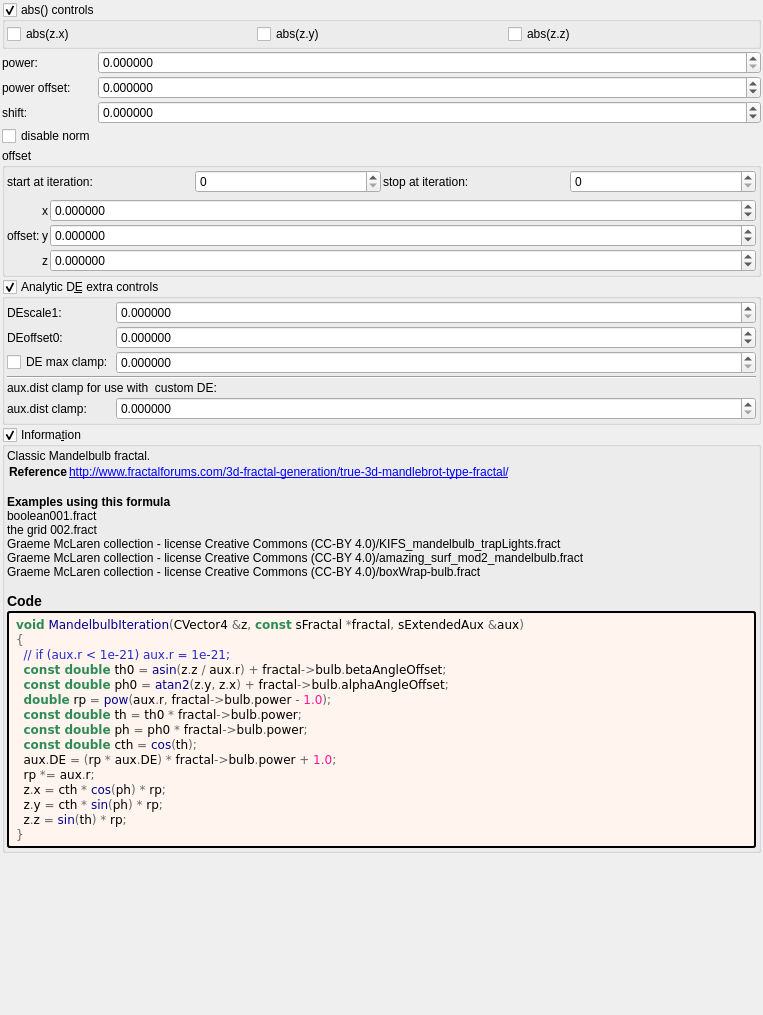
First picture: the form in mandelbulber2/formula/ui/mandelnest.ui, repository buddhi1980/mandelbulber2, before the edit.
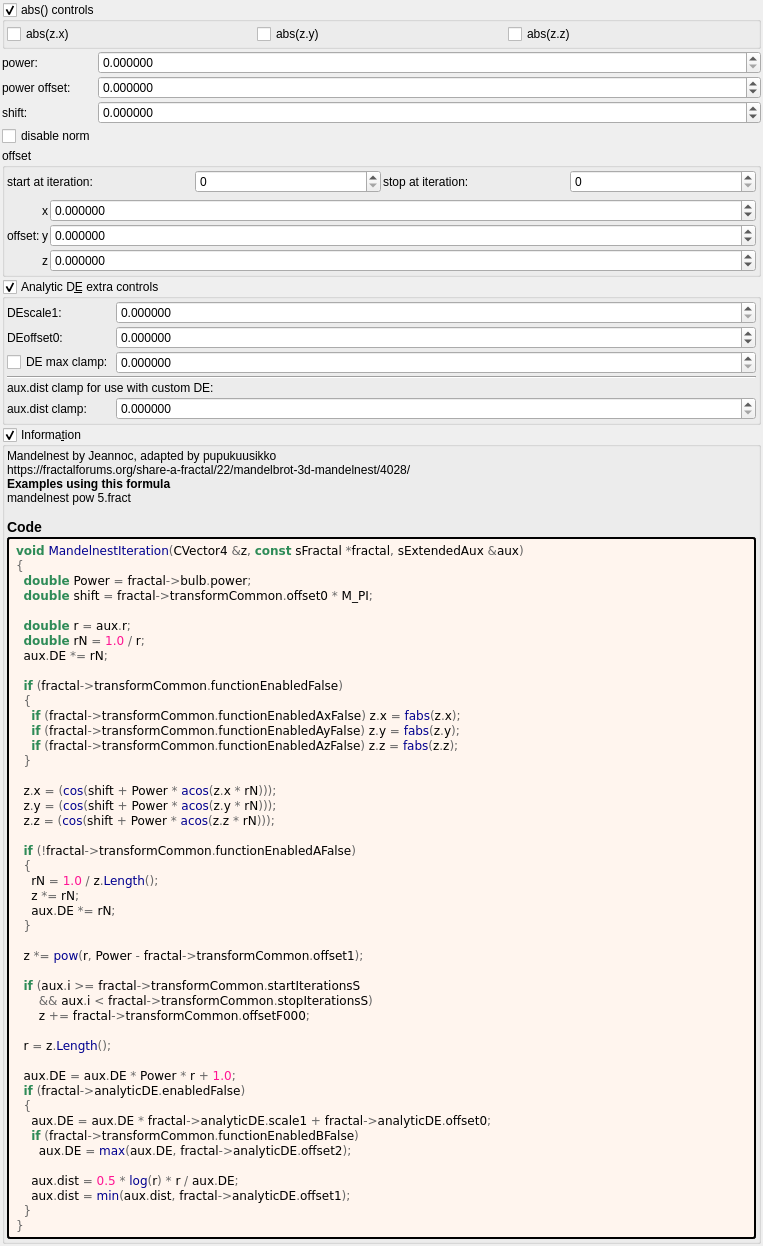
Second picture: the form after the edit. Custom widgets are drawn as their Qt base class.

Commit message: Run populate scripts to refresh OpenCL formulas and UIs

The edit to the form file:
```diff
--- a/mandelbulber2/formula/ui/mandelnest.ui
+++ b/mandelbulber2/formula/ui/mandelnest.ui
@@ -589,7 +589,7 @@
         <item row="6" column="0" colspan="2">
          <widget class="QLabel" name="label_258">
           <property name="text">
-           <string>aux.dist clamp for use with  custom DE:</string>
+           <string>aux.dist clamp for use with custom DE:</string>
           </property>
          </widget>
         </item>
@@ -656,11 +656,9 @@
       <item>
        <widget class="QLabel" name="label_information_general">
         <property name="text">
-         <string notr="true">&lt;p&gt;Classic Mandelbulb fractal.&lt;/p&gt;&lt;table&gt;
-&lt;tr&gt;&lt;th&gt;Reference&lt;/th&gt;&lt;td&gt;&lt;a href=&quot;http://www.fractalforums.com/3d-fractal-generation/true-3d-mandlebrot-type-fractal/&quot;&gt;http://www.fractalforums.com/3d-fractal-generation/true-3d-mandlebrot-type-fractal/&lt;br&gt;
-&lt;/td&gt;&lt;/tr&gt;
+         <string notr="true">&lt;p&gt;Mandelnest by Jeannoc, adapted by pupukuusikko&lt;br&gt;https://fractalforums.org/share-a-fractal/22/mandelbrot-3d-mandelnest/4028/&lt;/p&gt;&lt;table&gt;
 &lt;/table&gt;
-&lt;br&gt;&lt;b&gt;Examples using this formula&lt;/b&gt;&lt;br&gt;boolean001.fract&lt;br&gt;the grid 002.fract&lt;br&gt;Graeme McLaren  collection - license Creative Commons  (CC-BY 4.0)/KIFS_mandelbulb_trapLights.fract&lt;br&gt;Graeme McLaren  collection - license Creative Commons  (CC-BY 4.0)/amazing_surf_mod2_mandelbulb.fract&lt;br&gt;Graeme McLaren  collection - license Creative Commons  (CC-BY 4.0)/boxWrap-bulb.fract&lt;h3&gt;Code&lt;/h3&gt;</string>
+&lt;br&gt;&lt;b&gt;Examples using this formula&lt;/b&gt;&lt;br&gt;mandelnest pow 5.fract&lt;h3&gt;Code&lt;/h3&gt;</string>
         </property>
         <property name="wordWrap">
          <bool>true</bool>
@@ -680,20 +678,51 @@
         </property>
         <property name="text">
          <string notr="true">&lt;body style=&quot;background-color:#fff5ee&quot;&gt;
-&lt;pre style=&quot;color:#000000; background-color:#fff5ee;  font-family:'Courier New',monospace;&quot;&gt;&lt;span style=&quot;color:#2e8b57; font-weight:bold&quot;&gt;void&lt;/span&gt; &lt;span style=&quot;color:#00008f&quot;&gt;MandelbulbIteration&lt;/span&gt;&lt;span style=&quot;color:#676767&quot;&gt;(&lt;/span&gt;CVector4 &lt;span style=&quot;color:#676767&quot;&gt;&amp;amp;&lt;/span&gt;z&lt;span style=&quot;color:#676767&quot;&gt;,&lt;/span&gt; &lt;span style=&quot;color:#2e8b57; font-weight:bold&quot;&gt;const&lt;/span&gt; sFractal &lt;span style=&quot;color:#676767&quot;&gt;*&lt;/span&gt;fractal&lt;span style=&quot;color:#676767&quot;&gt;,&lt;/span&gt; sExtendedAux &lt;span style=&quot;color:#676767&quot;&gt;&amp;amp;&lt;/span&gt;aux&lt;span style=&quot;color:#676767&quot;&gt;)&lt;/span&gt;
+&lt;pre style=&quot;color:#000000; background-color:#fff5ee;  font-family:'Courier New',monospace;&quot;&gt;&lt;span style=&quot;color:#2e8b57; font-weight:bold&quot;&gt;void&lt;/span&gt; &lt;span style=&quot;color:#00008f&quot;&gt;MandelnestIteration&lt;/span&gt;&lt;span style=&quot;color:#676767&quot;&gt;(&lt;/span&gt;CVector4 &lt;span style=&quot;color:#676767&quot;&gt;&amp;amp;&lt;/span&gt;z&lt;span style=&quot;color:#676767&quot;&gt;,&lt;/span&gt; &lt;span style=&quot;color:#2e8b57; font-weight:bold&quot;&gt;const&lt;/span&gt; sFractal &lt;span style=&quot;color:#676767&quot;&gt;*&lt;/span&gt;fractal&lt;span style=&quot;color:#676767&quot;&gt;,&lt;/span&gt; sExtendedAux &lt;span style=&quot;color:#676767&quot;&gt;&amp;amp;&lt;/span&gt;aux&lt;span style=&quot;color:#676767&quot;&gt;)&lt;/span&gt;
 &lt;span style=&quot;color:#676767&quot;&gt;{&lt;/span&gt;
-  &lt;span style=&quot;color:#2929cc&quot;&gt;// if (aux.r &amp;lt; 1e-21) aux.r = 1e-21;&lt;/span&gt;
-  &lt;span style=&quot;color:#2e8b57; font-weight:bold&quot;&gt;const double&lt;/span&gt; th0 &lt;span style=&quot;color:#676767&quot;&gt;=&lt;/span&gt; &lt;span style=&quot;color:#00008f&quot;&gt;asin&lt;/span&gt;&lt;span style=&quot;color:#676767&quot;&gt;(&lt;/span&gt;z&lt;span style=&quot;color:#676767&quot;&gt;.&lt;/span&gt;z &lt;span style=&quot;color:#676767&quot;&gt;/&lt;/span&gt; aux&lt;span style=&quot;color:#676767&quot;&gt;.&lt;/span&gt;r&lt;span style=&quot;color:#676767&quot;&gt;) +&lt;/span&gt; fractal&lt;span style=&quot;color:#676767&quot;&gt;-&amp;gt;&lt;/span&gt;bulb&lt;span style=&quot;color:#676767&quot;&gt;.&lt;/span&gt;betaAngleOffset&lt;span style=&quot;color:#676767&quot;&gt;;&lt;/span&gt;
-  &lt;span style=&quot;color:#2e8b57; font-weight:bold&quot;&gt;const double&lt;/span&gt; ph0 &lt;span style=&quot;color:#676767&quot;&gt;=&lt;/span&gt; &lt;span style=&quot;color:#00008f&quot;&gt;atan2&lt;/span&gt;&lt;span style=&quot;color:#676767&quot;&gt;(&lt;/span&gt;z&lt;span style=&quot;color:#676767&quot;&gt;.&lt;/span&gt;y&lt;span style=&quot;color:#676767&quot;&gt;,&lt;/span&gt; z&lt;span style=&quot;color:#676767&quot;&gt;.&lt;/span&gt;x&lt;span style=&quot;color:#676767&quot;&gt;) +&lt;/span&gt; fractal&lt;span style=&quot;color:#676767&quot;&gt;-&amp;gt;&lt;/span&gt;bulb&lt;span style=&quot;color:#676767&quot;&gt;.&lt;/span&gt;alphaAngleOffset&lt;span style=&quot;color:#676767&quot;&gt;;&lt;/span&gt;
-  &lt;span style=&quot;color:#2e8b57; font-weight:bold&quot;&gt;double&lt;/span&gt; rp &lt;span style=&quot;color:#676767&quot;&gt;=&lt;/span&gt; &lt;span style=&quot;color:#00008f&quot;&gt;pow&lt;/span&gt;&lt;span style=&quot;color:#676767&quot;&gt;(&lt;/span&gt;aux&lt;span style=&quot;color:#676767&quot;&gt;.&lt;/span&gt;r&lt;span style=&quot;color:#676767&quot;&gt;,&lt;/span&gt; fractal&lt;span style=&quot;color:#676767&quot;&gt;-&amp;gt;&lt;/span&gt;bulb&lt;span style=&quot;color:#676767&quot;&gt;.&lt;/span&gt;power &lt;span style=&quot;color:#676767&quot;&gt;-&lt;/span&gt; &lt;span style=&quot;color:#ff1493&quot;&gt;1.0&lt;/span&gt;&lt;span style=&quot;color:#676767&quot;&gt;);&lt;/span&gt;
-  &lt;span style=&quot;color:#2e8b57; font-weight:bold&quot;&gt;const double&lt;/span&gt; th &lt;span style=&quot;color:#676767&quot;&gt;=&lt;/span&gt; th0 &lt;span style=&quot;color:#676767&quot;&gt;*&lt;/span&gt; fractal&lt;span style=&quot;color:#676767&quot;&gt;-&amp;gt;&lt;/span&gt;bulb&lt;span style=&quot;color:#676767&quot;&gt;.&lt;/span&gt;power&lt;span style=&quot;color:#676767&quot;&gt;;&lt;/span&gt;
-  &lt;span style=&quot;color:#2e8b57; font-weight:bold&quot;&gt;const double&lt;/span&gt; ph &lt;span style=&quot;color:#676767&quot;&gt;=&lt;/span&gt; ph0 &lt;span style=&quot;color:#676767&quot;&gt;*&lt;/span&gt; fractal&lt;span style=&quot;color:#676767&quot;&gt;-&amp;gt;&lt;/span&gt;bulb&lt;span style=&quot;color:#676767&quot;&gt;.&lt;/span&gt;power&lt;span style=&quot;color:#676767&quot;&gt;;&lt;/span&gt;
-  &lt;span style=&quot;color:#2e8b57; font-weight:bold&quot;&gt;const double&lt;/span&gt; cth &lt;span style=&quot;color:#676767&quot;&gt;=&lt;/span&gt; &lt;span style=&quot;color:#00008f&quot;&gt;cos&lt;/span&gt;&lt;span style=&quot;color:#676767&quot;&gt;(&lt;/span&gt;th&lt;span style=&quot;color:#676767&quot;&gt;);&lt;/span&gt;
-  aux&lt;span style=&quot;color:#676767&quot;&gt;.&lt;/span&gt;DE &lt;span style=&quot;color:#676767&quot;&gt;= (&lt;/span&gt;rp &lt;span style=&quot;color:#676767&quot;&gt;*&lt;/span&gt; aux&lt;span style=&quot;color:#676767&quot;&gt;.&lt;/span&gt;DE&lt;span style=&quot;color:#676767&quot;&gt;) *&lt;/span&gt; fractal&lt;span style=&quot;color:#676767&quot;&gt;-&amp;gt;&lt;/span&gt;bulb&lt;span style=&quot;color:#676767&quot;&gt;.&lt;/span&gt;power &lt;span style=&quot;color:#676767&quot;&gt;+&lt;/span&gt; &lt;span style=&quot;color:#ff1493&quot;&gt;1.0&lt;/span&gt;&lt;span style=&quot;color:#676767&quot;&gt;;&lt;/span&gt;
-  rp &lt;span style=&quot;color:#676767&quot;&gt;*=&lt;/span&gt; aux&lt;span style=&quot;color:#676767&quot;&gt;.&lt;/span&gt;r&lt;span style=&quot;color:#676767&quot;&gt;;&lt;/span&gt;
-  z&lt;span style=&quot;color:#676767&quot;&gt;.&lt;/span&gt;x &lt;span style=&quot;color:#676767&quot;&gt;=&lt;/span&gt; cth &lt;span style=&quot;color:#676767&quot;&gt;*&lt;/span&gt; &lt;span style=&quot;color:#00008f&quot;&gt;cos&lt;/span&gt;&lt;span style=&quot;color:#676767&quot;&gt;(&lt;/span&gt;ph&lt;span style=&quot;color:#676767&quot;&gt;) *&lt;/span&gt; rp&lt;span style=&quot;color:#676767&quot;&gt;;&lt;/span&gt;
-  z&lt;span style=&quot;color:#676767&quot;&gt;.&lt;/span&gt;y &lt;span style=&quot;color:#676767&quot;&gt;=&lt;/span&gt; cth &lt;span style=&quot;color:#676767&quot;&gt;*&lt;/span&gt; &lt;span style=&quot;color:#00008f&quot;&gt;sin&lt;/span&gt;&lt;span style=&quot;color:#676767&quot;&gt;(&lt;/span&gt;ph&lt;span style=&quot;color:#676767&quot;&gt;) *&lt;/span&gt; rp&lt;span style=&quot;color:#676767&quot;&gt;;&lt;/span&gt;
-  z&lt;span style=&quot;color:#676767&quot;&gt;.&lt;/span&gt;z &lt;span style=&quot;color:#676767&quot;&gt;=&lt;/span&gt; &lt;span style=&quot;color:#00008f&quot;&gt;sin&lt;/span&gt;&lt;span style=&quot;color:#676767&quot;&gt;(&lt;/span&gt;th&lt;span style=&quot;color:#676767&quot;&gt;) *&lt;/span&gt; rp&lt;span style=&quot;color:#676767&quot;&gt;;&lt;/span&gt;
+  &lt;span style=&quot;color:#2e8b57; font-weight:bold&quot;&gt;double&lt;/span&gt; Power &lt;span style=&quot;color:#676767&quot;&gt;=&lt;/span&gt; fractal&lt;span style=&quot;color:#676767&quot;&gt;-&amp;gt;&lt;/span&gt;bulb&lt;span style=&quot;color:#676767&quot;&gt;.&lt;/span&gt;power&lt;span style=&quot;color:#676767&quot;&gt;;&lt;/span&gt;
+  &lt;span style=&quot;color:#2e8b57; font-weight:bold&quot;&gt;double&lt;/span&gt; shift &lt;span style=&quot;color:#676767&quot;&gt;=&lt;/span&gt; fractal&lt;span style=&quot;color:#676767&quot;&gt;-&amp;gt;&lt;/span&gt;transformCommon&lt;span style=&quot;color:#676767&quot;&gt;.&lt;/span&gt;offset0 &lt;span style=&quot;color:#676767&quot;&gt;*&lt;/span&gt; M_PI&lt;span style=&quot;color:#676767&quot;&gt;;&lt;/span&gt;
+
+  &lt;span style=&quot;color:#2e8b57; font-weight:bold&quot;&gt;double&lt;/span&gt; r &lt;span style=&quot;color:#676767&quot;&gt;=&lt;/span&gt; aux&lt;span style=&quot;color:#676767&quot;&gt;.&lt;/span&gt;r&lt;span style=&quot;color:#676767&quot;&gt;;&lt;/span&gt;
+  &lt;span style=&quot;color:#2e8b57; font-weight:bold&quot;&gt;double&lt;/span&gt; rN &lt;span style=&quot;color:#676767&quot;&gt;=&lt;/span&gt; &lt;span style=&quot;color:#ff1493&quot;&gt;1.0&lt;/span&gt; &lt;span style=&quot;color:#676767&quot;&gt;/&lt;/span&gt; r&lt;span style=&quot;color:#676767&quot;&gt;;&lt;/span&gt;
+  aux&lt;span style=&quot;color:#676767&quot;&gt;.&lt;/span&gt;DE &lt;span style=&quot;color:#676767&quot;&gt;*=&lt;/span&gt; rN&lt;span style=&quot;color:#676767&quot;&gt;;&lt;/span&gt;
+
+  &lt;span style=&quot;color:#2e8b57; font-weight:bold&quot;&gt;if&lt;/span&gt; &lt;span style=&quot;color:#676767&quot;&gt;(&lt;/span&gt;fractal&lt;span style=&quot;color:#676767&quot;&gt;-&amp;gt;&lt;/span&gt;transformCommon&lt;span style=&quot;color:#676767&quot;&gt;.&lt;/span&gt;functionEnabledFalse&lt;span style=&quot;color:#676767&quot;&gt;)&lt;/span&gt;
+  &lt;span style=&quot;color:#676767&quot;&gt;{&lt;/span&gt;
+    &lt;span style=&quot;color:#2e8b57; font-weight:bold&quot;&gt;if&lt;/span&gt; &lt;span style=&quot;color:#676767&quot;&gt;(&lt;/span&gt;fractal&lt;span style=&quot;color:#676767&quot;&gt;-&amp;gt;&lt;/span&gt;transformCommon&lt;span style=&quot;color:#676767&quot;&gt;.&lt;/span&gt;functionEnabledAxFalse&lt;span style=&quot;color:#676767&quot;&gt;)&lt;/span&gt; z&lt;span style=&quot;color:#676767&quot;&gt;.&lt;/span&gt;x &lt;span style=&quot;color:#676767&quot;&gt;=&lt;/span&gt; &lt;span style=&quot;color:#00008f&quot;&gt;fabs&lt;/span&gt;&lt;span style=&quot;color:#676767&quot;&gt;(&lt;/span&gt;z&lt;span style=&quot;color:#676767&quot;&gt;.&lt;/span&gt;x&lt;span style=&quot;color:#676767&quot;&gt;);&lt;/span&gt;
+    &lt;span style=&quot;color:#2e8b57; font-weight:bold&quot;&gt;if&lt;/span&gt; &lt;span style=&quot;color:#676767&quot;&gt;(&lt;/span&gt;fractal&lt;span style=&quot;color:#676767&quot;&gt;-&amp;gt;&lt;/span&gt;transformCommon&lt;span style=&quot;color:#676767&quot;&gt;.&lt;/span&gt;functionEnabledAyFalse&lt;span style=&quot;color:#676767&quot;&gt;)&lt;/span&gt; z&lt;span style=&quot;color:#676767&quot;&gt;.&lt;/span&gt;y &lt;span style=&quot;color:#676767&quot;&gt;=&lt;/span&gt; &lt;span style=&quot;color:#00008f&quot;&gt;fabs&lt;/span&gt;&lt;span style=&quot;color:#676767&quot;&gt;(&lt;/span&gt;z&lt;span style=&quot;color:#676767&quot;&gt;.&lt;/span&gt;y&lt;span style=&quot;color:#676767&quot;&gt;);&lt;/span&gt;
+    &lt;span style=&quot;color:#2e8b57; font-weight:bold&quot;&gt;if&lt;/span&gt; &lt;span style=&quot;color:#676767&quot;&gt;(&lt;/span&gt;fractal&lt;span style=&quot;color:#676767&quot;&gt;-&amp;gt;&lt;/span&gt;transformCommon&lt;span style=&quot;color:#676767&quot;&gt;.&lt;/span&gt;functionEnabledAzFalse&lt;span style=&quot;color:#676767&quot;&gt;)&lt;/span&gt; z&lt;span style=&quot;color:#676767&quot;&gt;.&lt;/span&gt;z &lt;span style=&quot;color:#676767&quot;&gt;=&lt;/span&gt; &lt;span style=&quot;color:#00008f&quot;&gt;fabs&lt;/span&gt;&lt;span style=&quot;color:#676767&quot;&gt;(&lt;/span&gt;z&lt;span style=&quot;color:#676767&quot;&gt;.&lt;/span&gt;z&lt;span style=&quot;color:#676767&quot;&gt;);&lt;/span&gt;
+  &lt;span style=&quot;color:#676767&quot;&gt;}&lt;/span&gt;
+
+  z&lt;span style=&quot;color:#676767&quot;&gt;.&lt;/span&gt;x &lt;span style=&quot;color:#676767&quot;&gt;= (&lt;/span&gt;&lt;span style=&quot;color:#00008f&quot;&gt;cos&lt;/span&gt;&lt;span style=&quot;color:#676767&quot;&gt;(&lt;/span&gt;shift &lt;span style=&quot;color:#676767&quot;&gt;+&lt;/span&gt; Power &lt;span style=&quot;color:#676767&quot;&gt;*&lt;/span&gt; &lt;span style=&quot;color:#00008f&quot;&gt;acos&lt;/span&gt;&lt;span style=&quot;color:#676767&quot;&gt;(&lt;/span&gt;z&lt;span style=&quot;color:#676767&quot;&gt;.&lt;/span&gt;x &lt;span style=&quot;color:#676767&quot;&gt;*&lt;/span&gt; rN&lt;span style=&quot;color:#676767&quot;&gt;)));&lt;/span&gt;
+  z&lt;span style=&quot;color:#676767&quot;&gt;.&lt;/span&gt;y &lt;span style=&quot;color:#676767&quot;&gt;= (&lt;/span&gt;&lt;span style=&quot;color:#00008f&quot;&gt;cos&lt;/span&gt;&lt;span style=&quot;color:#676767&quot;&gt;(&lt;/span&gt;shift &lt;span style=&quot;color:#676767&quot;&gt;+&lt;/span&gt; Power &lt;span style=&quot;color:#676767&quot;&gt;*&lt;/span&gt; &lt;span style=&quot;color:#00008f&quot;&gt;acos&lt;/span&gt;&lt;span style=&quot;color:#676767&quot;&gt;(&lt;/span&gt;z&lt;span style=&quot;color:#676767&quot;&gt;.&lt;/span&gt;y &lt;span style=&quot;color:#676767&quot;&gt;*&lt;/span&gt; rN&lt;span style=&quot;color:#676767&quot;&gt;)));&lt;/span&gt;
+  z&lt;span style=&quot;color:#676767&quot;&gt;.&lt;/span&gt;z &lt;span style=&quot;color:#676767&quot;&gt;= (&lt;/span&gt;&lt;span style=&quot;color:#00008f&quot;&gt;cos&lt;/span&gt;&lt;span style=&quot;color:#676767&quot;&gt;(&lt;/span&gt;shift &lt;span style=&quot;color:#676767&quot;&gt;+&lt;/span&gt; Power &lt;span style=&quot;color:#676767&quot;&gt;*&lt;/span&gt; &lt;span style=&quot;color:#00008f&quot;&gt;acos&lt;/span&gt;&lt;span style=&quot;color:#676767&quot;&gt;(&lt;/span&gt;z&lt;span style=&quot;color:#676767&quot;&gt;.&lt;/span&gt;z &lt;span style=&quot;color:#676767&quot;&gt;*&lt;/span&gt; rN&lt;span style=&quot;color:#676767&quot;&gt;)));&lt;/span&gt;
+
+  &lt;span style=&quot;color:#2e8b57; font-weight:bold&quot;&gt;if&lt;/span&gt; &lt;span style=&quot;color:#676767&quot;&gt;(!&lt;/span&gt;fractal&lt;span style=&quot;color:#676767&quot;&gt;-&amp;gt;&lt;/span&gt;transformCommon&lt;span style=&quot;color:#676767&quot;&gt;.&lt;/span&gt;functionEnabledAFalse&lt;span style=&quot;color:#676767&quot;&gt;)&lt;/span&gt;
+  &lt;span style=&quot;color:#676767&quot;&gt;{&lt;/span&gt;
+    rN &lt;span style=&quot;color:#676767&quot;&gt;=&lt;/span&gt; &lt;span style=&quot;color:#ff1493&quot;&gt;1.0&lt;/span&gt; &lt;span style=&quot;color:#676767&quot;&gt;/&lt;/span&gt; z&lt;span style=&quot;color:#676767&quot;&gt;.&lt;/span&gt;&lt;span style=&quot;color:#00008f&quot;&gt;Length&lt;/span&gt;&lt;span style=&quot;color:#676767&quot;&gt;();&lt;/span&gt;
+    z &lt;span style=&quot;color:#676767&quot;&gt;*=&lt;/span&gt; rN&lt;span style=&quot;color:#676767&quot;&gt;;&lt;/span&gt;
+    aux&lt;span style=&quot;color:#676767&quot;&gt;.&lt;/span&gt;DE &lt;span style=&quot;color:#676767&quot;&gt;*=&lt;/span&gt; rN&lt;span style=&quot;color:#676767&quot;&gt;;&lt;/span&gt;
+  &lt;span style=&quot;color:#676767&quot;&gt;}&lt;/span&gt;
+
+  z &lt;span style=&quot;color:#676767&quot;&gt;*=&lt;/span&gt; &lt;span style=&quot;color:#00008f&quot;&gt;pow&lt;/span&gt;&lt;span style=&quot;color:#676767&quot;&gt;(&lt;/span&gt;r&lt;span style=&quot;color:#676767&quot;&gt;,&lt;/span&gt; Power &lt;span style=&quot;color:#676767&quot;&gt;-&lt;/span&gt; fractal&lt;span style=&quot;color:#676767&quot;&gt;-&amp;gt;&lt;/span&gt;transformCommon&lt;span style=&quot;color:#676767&quot;&gt;.&lt;/span&gt;offset1&lt;span style=&quot;color:#676767&quot;&gt;);&lt;/span&gt;
+
+  &lt;span style=&quot;color:#2e8b57; font-weight:bold&quot;&gt;if&lt;/span&gt; &lt;span style=&quot;color:#676767&quot;&gt;(&lt;/span&gt;aux&lt;span style=&quot;color:#676767&quot;&gt;.&lt;/span&gt;i &lt;span style=&quot;color:#676767&quot;&gt;&amp;gt;=&lt;/span&gt; fractal&lt;span style=&quot;color:#676767&quot;&gt;-&amp;gt;&lt;/span&gt;transformCommon&lt;span style=&quot;color:#676767&quot;&gt;.&lt;/span&gt;startIterationsS
+      &lt;span style=&quot;color:#676767&quot;&gt;&amp;amp;&amp;amp;&lt;/span&gt; aux&lt;span style=&quot;color:#676767&quot;&gt;.&lt;/span&gt;i &lt;span style=&quot;color:#676767&quot;&gt;&amp;lt;&lt;/span&gt; fractal&lt;span style=&quot;color:#676767&quot;&gt;-&amp;gt;&lt;/span&gt;transformCommon&lt;span style=&quot;color:#676767&quot;&gt;.&lt;/span&gt;stopIterationsS&lt;span style=&quot;color:#676767&quot;&gt;)&lt;/span&gt;
+      z &lt;span style=&quot;color:#676767&quot;&gt;+=&lt;/span&gt; fractal&lt;span style=&quot;color:#676767&quot;&gt;-&amp;gt;&lt;/span&gt;transformCommon&lt;span style=&quot;color:#676767&quot;&gt;.&lt;/span&gt;offsetF000&lt;span style=&quot;color:#676767&quot;&gt;;&lt;/span&gt;
+
+  r &lt;span style=&quot;color:#676767&quot;&gt;=&lt;/span&gt; z&lt;span style=&quot;color:#676767&quot;&gt;.&lt;/span&gt;&lt;span style=&quot;color:#00008f&quot;&gt;Length&lt;/span&gt;&lt;span style=&quot;color:#676767&quot;&gt;();&lt;/span&gt;
+
+  aux&lt;span style=&quot;color:#676767&quot;&gt;.&lt;/span&gt;DE &lt;span style=&quot;color:#676767&quot;&gt;=&lt;/span&gt; aux&lt;span style=&quot;color:#676767&quot;&gt;.&lt;/span&gt;DE &lt;span style=&quot;color:#676767&quot;&gt;*&lt;/span&gt; Power &lt;span style=&quot;color:#676767&quot;&gt;*&lt;/span&gt; r &lt;span style=&quot;color:#676767&quot;&gt;+&lt;/span&gt; &lt;span style=&quot;color:#ff1493&quot;&gt;1.0&lt;/span&gt;&lt;span style=&quot;color:#676767&quot;&gt;;&lt;/span&gt;
+  &lt;span style=&quot;color:#2e8b57; font-weight:bold&quot;&gt;if&lt;/span&gt; &lt;span style=&quot;color:#676767&quot;&gt;(&lt;/span&gt;fractal&lt;span style=&quot;color:#676767&quot;&gt;-&amp;gt;&lt;/span&gt;analyticDE&lt;span style=&quot;color:#676767&quot;&gt;.&lt;/span&gt;enabledFalse&lt;span style=&quot;color:#676767&quot;&gt;)&lt;/span&gt;
+  &lt;span style=&quot;color:#676767&quot;&gt;{&lt;/span&gt;
+    aux&lt;span style=&quot;color:#676767&quot;&gt;.&lt;/span&gt;DE &lt;span style=&quot;color:#676767&quot;&gt;=&lt;/span&gt; aux&lt;span style=&quot;color:#676767&quot;&gt;.&lt;/span&gt;DE &lt;span style=&quot;color:#676767&quot;&gt;*&lt;/span&gt; fractal&lt;span style=&quot;color:#676767&quot;&gt;-&amp;gt;&lt;/span&gt;analyticDE&lt;span style=&quot;color:#676767&quot;&gt;.&lt;/span&gt;scale1 &lt;span style=&quot;color:#676767&quot;&gt;+&lt;/span&gt; fractal&lt;span style=&quot;color:#676767&quot;&gt;-&amp;gt;&lt;/span&gt;analyticDE&lt;span style=&quot;color:#676767&quot;&gt;.&lt;/span&gt;offset0&lt;span style=&quot;color:#676767&quot;&gt;;&lt;/span&gt;
+    &lt;span style=&quot;color:#2e8b57; font-weight:bold&quot;&gt;if&lt;/span&gt; &lt;span style=&quot;color:#676767&quot;&gt;(&lt;/span&gt;fractal&lt;span style=&quot;color:#676767&quot;&gt;-&amp;gt;&lt;/span&gt;transformCommon&lt;span style=&quot;color:#676767&quot;&gt;.&lt;/span&gt;functionEnabledBFalse&lt;span style=&quot;color:#676767&quot;&gt;)&lt;/span&gt;
+      aux&lt;span style=&quot;color:#676767&quot;&gt;.&lt;/span&gt;DE &lt;span style=&quot;color:#676767&quot;&gt;=&lt;/span&gt; &lt;span style=&quot;color:#00008f&quot;&gt;max&lt;/span&gt;&lt;span style=&quot;color:#676767&quot;&gt;(&lt;/span&gt;aux&lt;span style=&quot;color:#676767&quot;&gt;.&lt;/span&gt;DE&lt;span style=&quot;color:#676767&quot;&gt;,&lt;/span&gt; fractal&lt;span style=&quot;color:#676767&quot;&gt;-&amp;gt;&lt;/span&gt;analyticDE&lt;span style=&quot;color:#676767&quot;&gt;.&lt;/span&gt;offset2&lt;span style=&quot;color:#676767&quot;&gt;);&lt;/span&gt;
+
+    aux&lt;span style=&quot;color:#676767&quot;&gt;.&lt;/span&gt;dist &lt;span style=&quot;color:#676767&quot;&gt;=&lt;/span&gt; &lt;span style=&quot;color:#ff1493&quot;&gt;0.5&lt;/span&gt; &lt;span style=&quot;color:#676767&quot;&gt;*&lt;/span&gt; &lt;span style=&quot;color:#00008f&quot;&gt;log&lt;/span&gt;&lt;span style=&quot;color:#676767&quot;&gt;(&lt;/span&gt;r&lt;span style=&quot;color:#676767&quot;&gt;) *&lt;/span&gt; r &lt;span style=&quot;color:#676767&quot;&gt;/&lt;/span&gt; aux&lt;span style=&quot;color:#676767&quot;&gt;.&lt;/span&gt;DE&lt;span style=&quot;color:#676767&quot;&gt;;&lt;/span&gt;
+    aux&lt;span style=&quot;color:#676767&quot;&gt;.&lt;/span&gt;dist &lt;span style=&quot;color:#676767&quot;&gt;=&lt;/span&gt; &lt;span style=&quot;color:#00008f&quot;&gt;min&lt;/span&gt;&lt;span style=&quot;color:#676767&quot;&gt;(&lt;/span&gt;aux&lt;span style=&quot;color:#676767&quot;&gt;.&lt;/span&gt;dist&lt;span style=&quot;color:#676767&quot;&gt;,&lt;/span&gt; fractal&lt;span style=&quot;color:#676767&quot;&gt;-&amp;gt;&lt;/span&gt;analyticDE&lt;span style=&quot;color:#676767&quot;&gt;.&lt;/span&gt;offset1&lt;span style=&quot;color:#676767&quot;&gt;);&lt;/span&gt;
+  &lt;span style=&quot;color:#676767&quot;&gt;}&lt;/span&gt;
 &lt;span style=&quot;color:#676767&quot;&gt;}&lt;/span&gt;
 &lt;/pre&gt;
 &lt;/body&gt;</string>
```
Left out of the diff: 4 changed lines with no effect on the pictures. The commit also changes 59 other files.
